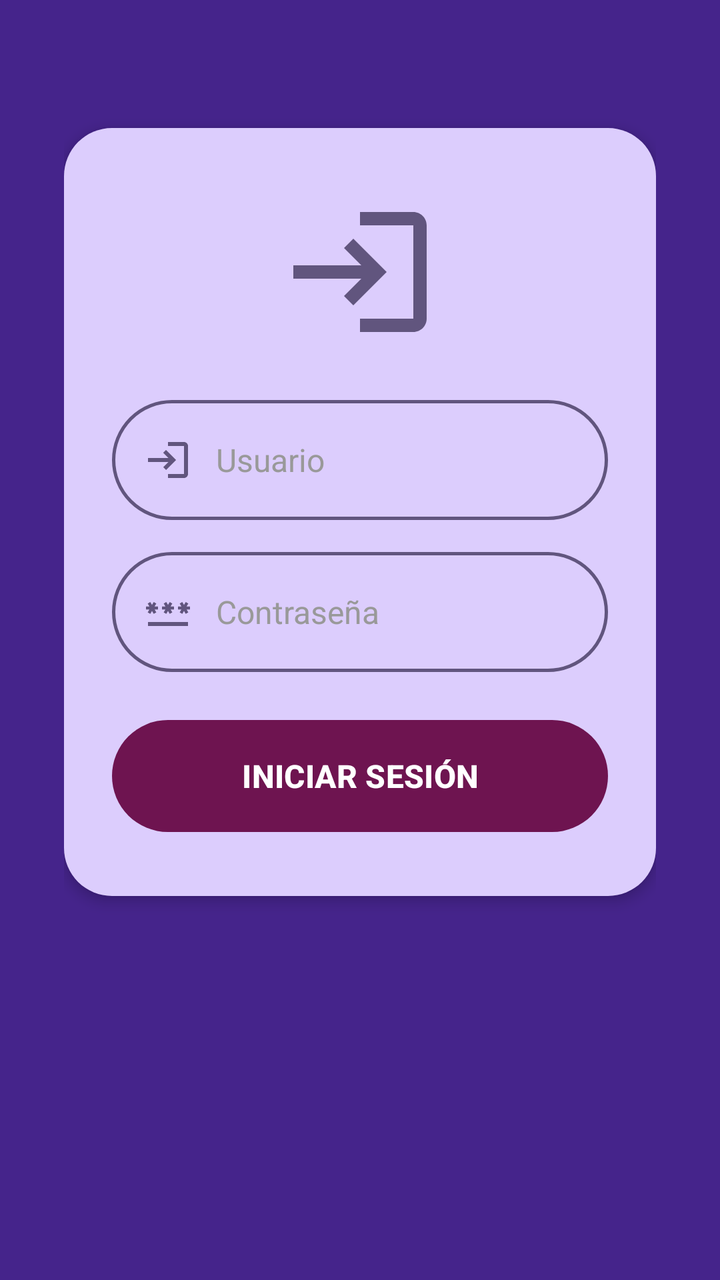
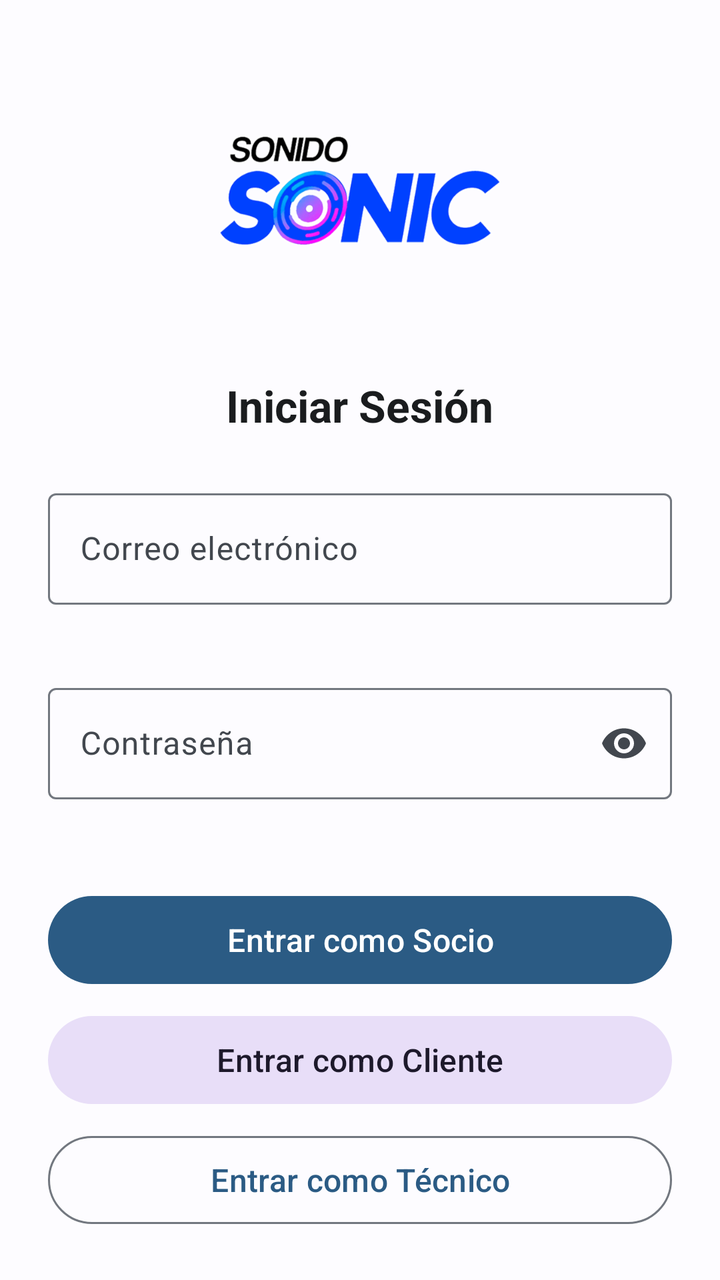

Before-and-after screenshots of an Android layout around one commit, followed by the original layout XML and the change that was made.
<!-- AndroidManifest.xml: application theme Theme.PropuestaSonidoSonic -->
<!-- res/layout/fragment_login.xml -->
<?xml version="1.0" encoding="utf-8"?>
<ScrollView xmlns:android="http://schemas.android.com/apk/res/android"
    xmlns:tools="http://schemas.android.com/tools"
    android:layout_width="match_parent"
    android:layout_height="match_parent"
    xmlns:app="http://schemas.android.com/apk/res-auto"
    android:background="@color/background_login"
    android:fillViewport="true"
    tools:context=".LoginTabFragment">

    <LinearLayout
        android:layout_width="match_parent"
        android:layout_height="wrap_content"
        android:gravity="center_horizontal"
        android:orientation="vertical"
        android:padding="32dp">

        
        <LinearLayout
            android:layout_width="match_parent"
            android:layout_height="wrap_content"
            android:layout_marginTop="32dp"
            android:background="@drawable/bg_card_rounded"
            android:elevation="4dp"
            android:gravity="center_horizontal"
            android:orientation="vertical"
            android:paddingLeft="24dp"
            android:paddingTop="32dp"
            android:paddingRight="24dp"
            android:paddingBottom="32dp">

            
            <ImageView
                android:layout_width="80dp"
                android:layout_height="80dp"
                android:layout_gravity="center_horizontal"
                android:layout_marginBottom="24dp"
                android:contentDescription="Ícono de inicio de sesión"
                android:src="@drawable/baseline_login_24"
                app:tint="@color/field_icon_tint"
                xmlns:app="http://schemas.android.com/apk/res-auto" />

            
            <LinearLayout
                android:layout_width="match_parent"
                android:layout_height="wrap_content"
                android:layout_marginBottom="16dp"
                android:background="@drawable/bg_edittext_rounded"
                android:gravity="center_vertical"
                android:orientation="horizontal"
                android:paddingLeft="16dp"
                android:paddingRight="8dp">

                <ImageView
                    android:layout_width="24dp"
                    android:layout_height="24dp"
                    android:contentDescription="Ícono usuario"
                    android:src="@drawable/baseline_login_24"
                    app:tint="@color/field_icon_tint"
                    xmlns:app="http://schemas.android.com/apk/res-auto" />

                <EditText
                    android:id="@+id/etUsuario"
                    android:layout_width="0dp"
                    android:layout_height="52dp"
                    android:layout_weight="1"
                    android:background="@android:color/transparent"
                    android:hint="@string/hint_usuario"
                    android:importantForAutofill="no"
                    android:inputType="text"
                    android:paddingStart="12dp"
                    android:paddingEnd="12dp"
                    android:textColor="@color/black"
                    android:textColorHint="@color/field_hint"
                    android:textSize="16sp" />
            </LinearLayout>

            
            <LinearLayout
                android:layout_width="match_parent"
                android:layout_height="wrap_content"
                android:layout_marginBottom="24dp"
                android:background="@drawable/bg_edittext_rounded"
                android:gravity="center_vertical"
                android:orientation="horizontal"
                android:paddingLeft="16dp"
                android:paddingRight="8dp">

                <ImageView
                    android:layout_width="24dp"
                    android:layout_height="24dp"
                    android:contentDescription="Ícono contraseña"
                    android:src="@drawable/baseline_password_24"
                    app:tint="@color/field_icon_tint"
                    xmlns:app="http://schemas.android.com/apk/res-auto" />

                <EditText
                    android:id="@+id/etContrasena"
                    android:layout_width="0dp"
                    android:layout_height="52dp"
                    android:layout_weight="1"
                    android:background="@android:color/transparent"
                    android:hint="@string/hint_contrasena"
                    android:importantForAutofill="no"
                    android:inputType="textPassword"
                    android:paddingStart="12dp"
                    android:paddingEnd="12dp"
                    android:textColor="@color/black"
                    android:textColorHint="@color/field_hint"
                    android:textSize="16sp" />
            </LinearLayout>

            
            <Button
                android:id="@+id/btnIniciarSesion"
                android:layout_width="match_parent"
                android:layout_height="56dp"
                android:background="@drawable/bg_button_rounded"
                app:backgroundTint="@color/button_color"
                android:text="@string/btn_iniciar_sesion"
                android:textColor="@color/button_text"
                android:textSize="16sp"
                android:textStyle="bold" />

        </LinearLayout>

    </LinearLayout>

</ScrollView>
<!-- resources referenced by this layout -->
<resources>
  <color name="background_login">#45248b</color>
  <color name="black">#FF000000</color>
  <color name="button_color">#6e1450</color>
  <color name="button_text">#FFFFFFFF</color>
  <color name="field_hint">#FF999999</color>
  <color name="field_icon_tint">#61557e</color>
  <!-- drawable baseline_login_24 (drawable) -->
  <vector xmlns:android="http://schemas.android.com/apk/res/android" android:autoMirrored="true" android:height="24dp" android:tint="#7DD3E8" android:viewportHeight="24" android:viewportWidth="24" android:width="24dp">
        
      <path android:fillColor="#7DD3E8" android:pathData="M11,7L9.6,8.4l2.6,2.6H2v2h10.2l-2.6,2.6L11,17l5,-5L11,7zM20,19h-8v2h8c1.1,0 2,-0.9 2,-2V5c0,-1.1 -0.9,-2 -2,-2h-8v2h8V19z"/>
      
  </vector>
  <!-- drawable baseline_password_24 (drawable) -->
  <vector xmlns:android="http://schemas.android.com/apk/res/android" android:height="24dp" android:tint="#7DD3E8" android:viewportHeight="24" android:viewportWidth="24" android:width="24dp">
        
      <path android:fillColor="#7DD3E8" android:pathData="M2,17h20v2H2V17zM3.15,12.95L4,11.47l0.85,1.48l1.3,-0.75L5.3,10.72H7v-1.5H5.3l0.85,-1.47L4.85,7L4,8.47L3.15,7l-1.3,0.75L2.7,9.22H1v1.5h1.7L1.85,12.2L3.15,12.95zM9.85,12.2l1.3,0.75L12,11.47l0.85,1.48l1.3,-0.75l-0.85,-1.48H15v-1.5h-1.7l0.85,-1.47L12.85,7L12,8.47L11.15,7l-1.3,0.75l0.85,1.47H9v1.5h1.7L9.85,12.2zM23,9.22h-1.7l0.85,-1.47L20.85,7L20,8.47L19.15,7l-1.3,0.75l0.85,1.47H17v1.5h1.7l-0.85,1.48l1.3,0.75L20,11.47l0.85,1.48l1.3,-0.75l-0.85,-1.48H23V9.22z"/>
      
  </vector>
  <!-- drawable bg_button_rounded (drawable) -->
  <?xml version="1.0" encoding="utf-8"?>
  <shape xmlns:android="http://schemas.android.com/apk/res/android"
      android:shape="rectangle">
      <solid android:color="@color/button_color" />
      <corners android:radius="30dp" />
  </shape>
  <!-- drawable bg_card_rounded (drawable) -->
  <?xml version="1.0" encoding="utf-8"?>
  <shape xmlns:android="http://schemas.android.com/apk/res/android"
      android:shape="rectangle">
      <solid android:color="@color/card_background" />
      <corners android:radius="24dp" />
  </shape>
  <!-- drawable bg_edittext_rounded (drawable) -->
  <?xml version="1.0" encoding="utf-8"?>
  <shape xmlns:android="http://schemas.android.com/apk/res/android"
      android:shape="rectangle">
      <solid android:color="@android:color/transparent" />
      <stroke
          android:width="1.5dp"
          android:color="@color/field_stroke" />
      <corners android:radius="30dp" />
      <padding
          android:left="16dp"
          android:top="4dp"
          android:right="16dp"
          android:bottom="4dp" />
  </shape>
  <string name="btn_iniciar_sesion">INICIAR SESIÓN</string>
  <string name="hint_contrasena">Contraseña</string>
  <string name="hint_usuario">Usuario</string>
  <style name="Theme.PropuestaSonidoSonic" parent="Base.Theme.PropuestaSonidoSonic" />
  <color name="card_background">#dccdfd</color>
  <color name="field_stroke">#61557e</color>
  <style name="Base.Theme.PropuestaSonidoSonic" parent="Theme.Material3.DayNight.NoActionBar">
          
          
      </style>
</resources>

<!-- the commit's change to res/layout/fragment_login.xml (unified diff, before → after) -->
@@ -1,129 +1,122 @@
 <?xml version="1.0" encoding="utf-8"?>
-<ScrollView xmlns:android="http://schemas.android.com/apk/res/android"
+<androidx.core.widget.NestedScrollView xmlns:android="http://schemas.android.com/apk/res/android"
+    xmlns:app="http://schemas.android.com/apk/res-auto"
     xmlns:tools="http://schemas.android.com/tools"
     android:layout_width="match_parent"
     android:layout_height="match_parent"
-    xmlns:app="http://schemas.android.com/apk/res-auto"
-    android:background="@color/background_login"
     android:fillViewport="true"
-    tools:context=".LoginTabFragment">
+    android:background="?attr/android:colorBackground">
 
     <LinearLayout
         android:layout_width="match_parent"
         android:layout_height="wrap_content"
         android:gravity="center_horizontal"
         android:orientation="vertical"
-        android:padding="32dp">
+        android:paddingStart="@dimen/spacing_large"
+        android:paddingTop="@dimen/spacing_xlarge"
+        android:paddingEnd="@dimen/spacing_large"
+        android:paddingBottom="@dimen/spacing_xlarge">
 
         
-        <LinearLayout
+        <ImageView
+            android:id="@+id/imgLogo"
+            android:layout_width="@dimen/logo_size"
+            android:layout_height="@dimen/logo_size"
+            android:layout_marginBottom="@dimen/spacing_medium"
+            android:contentDescription="@string/desc_logo"
+            android:src="@drawable/sonidosonic" />
+
+        <TextView
+            android:layout_width="wrap_content"
+            android:layout_height="wrap_content"
+            android:layout_marginBottom="@dimen/spacing_large"
+            android:text="@string/login_titulo"
+            android:textColor="?attr/colorOnSurface"
+            android:textSize="@dimen/text_headline"
+            android:textStyle="bold" />
+
+        
+        <com.google.android.material.textfield.TextInputLayout
+            android:id="@+id/tilCorreo"
             android:layout_width="match_parent"
             android:layout_height="wrap_content"
-            android:layout_marginTop="32dp"
-            android:background="@drawable/bg_card_rounded"
-            android:elevation="4dp"
-            android:gravity="center_horizontal"
-            android:orientation="vertical"
-            android:paddingLeft="24dp"
-            android:paddingTop="32dp"
-            android:paddingRight="24dp"
-            android:paddingBottom="32dp">
+            android:layout_marginBottom="@dimen/spacing_medium"
+            android:hint="@string/hint_correo"
+            app:boxBackgroundMode="outline"
+            app:errorEnabled="true">
 
-            
-            <ImageView
-                android:layout_width="80dp"
-                android:layout_height="80dp"
-                android:layout_gravity="center_horizontal"
-                android:layout_marginBottom="24dp"
-                android:contentDescription="Ícono de inicio de sesión"
-                android:src="@drawable/baseline_login_24"
-                app:tint="@color/field_icon_tint"
-                xmlns:app="http://schemas.android.com/apk/res-auto" />
-
-            
-            <LinearLayout
+            <com.google.android.material.textfield.TextInputEditText
+                android:id="@+id/etCorreo"
                 android:layout_width="match_parent"
                 android:layout_height="wrap_content"
-                android:layout_marginBottom="16dp"
-                android:background="@drawable/bg_edittext_rounded"
-                android:gravity="center_vertical"
-                android:orientation="horizontal"
-                android:paddingLeft="16dp"
-                android:paddingRight="8dp">
+                android:inputType="textEmailAddress"
+                android:minHeight="@dimen/touch_target_min"
+                android:textColor="?attr/colorOnSurface"
+                android:textSize="@dimen/text_body" />
+        </com.google.android.material.textfield.TextInputLayout>
 
-                <ImageView
-                    android:layout_width="24dp"
-                    android:layout_height="24dp"
-                    android:contentDescription="Ícono usuario"
-                    android:src="@drawable/baseline_login_24"
-                    app:tint="@color/field_icon_tint"
-                    xmlns:app="http://schemas.android.com/apk/res-auto" />
+        
+        <com.google.android.material.textfield.TextInputLayout
+            android:id="@+id/tilContrasena"
+            android:layout_width="match_parent"
+            android:layout_height="wrap_content"
+            android:layout_marginBottom="@dimen/spacing_large"
+            android:hint="@string/hint_contrasena"
+            app:boxBackgroundMode="outline"
+            app:endIconMode="password_toggle"
+            app:errorEnabled="true">
 
-                <EditText
-                    android:id="@+id/etUsuario"
-                    android:layout_width="0dp"
-                    android:layout_height="52dp"
-                    android:layout_weight="1"
-                    android:background="@android:color/transparent"
-                    android:hint="@string/hint_usuario"
-                    android:importantForAutofill="no"
-                    android:inputType="text"
-                    android:paddingStart="12dp"
-                    android:paddingEnd="12dp"
-                    android:textColor="@color/black"
-                    android:textColorHint="@color/field_hint"
-                    android:textSize="16sp" />
-            </LinearLayout>
-
-            
-            <LinearLayout
+            <com.google.android.material.textfield.TextInputEditText
+                android:id="@+id/etContrasena"
                 android:layout_width="match_parent"
                 android:layout_height="wrap_content"
-                android:layout_marginBottom="24dp"
-                android:background="@drawable/bg_edittext_rounded"
-                android:gravity="center_vertical"
-                android:orientation="horizontal"
-                android:paddingLeft="16dp"
-                android:paddingRight="8dp">
+                android:inputType="textPassword"
+                android:minHeight="@dimen/touch_target_min"
+                android:textColor="?attr/colorOnSurface"
+                android:textSize="@dimen/text_body" />
+        </com.google.android.material.textfield.TextInputLayout>
 
-                <ImageView
-                    android:layout_width="24dp"
-                    android:layout_height="24dp"
-                    android:contentDescription="Ícono contraseña"
-                    android:src="@drawable/baseline_password_24"
-                    app:tint="@color/field_icon_tint"
-                    xmlns:app="http://schemas.android.com/apk/res-auto" />
+        
+        <com.google.android.material.button.MaterialButton
+            android:id="@+id/btnLoginSocio"
+            android:layout_width="match_parent"
+            android:layout_height="@dimen/button_height"
+            android:layout_marginBottom="@dimen/spacing_small"
+            android:text="@string/btn_login_socio"
+            android:textSize="@dimen/text_body" />
 
-                <EditText
-                    android:id="@+id/etContrasena"
-                    android:layout_width="0dp"
-                    android:layout_height="52dp"
-                    android:layout_weight="1"
-                    android:background="@android:color/transparent"
-                    android:hint="@string/hint_contrasena"
-                    android:importantForAutofill="no"
-                    android:inputType="textPassword"
-                    android:paddingStart="12dp"
-                    android:paddingEnd="12dp"
-                    android:textColor="@color/black"
-                    android:textColorHint="@color/field_hint"
-                    android:textSize="16sp" />
-            </LinearLayout>
+        
+        <com.google.android.material.button.MaterialButton
+            android:id="@+id/btnLoginCliente"
+            style="@style/Widget.Material3.Button.TonalButton"
+            android:layout_width="match_parent"
+            android:layout_height="@dimen/button_height"
+            android:layout_marginBottom="@dimen/spacing_small"
+            android:text="@string/btn_login_cliente"
+            android:textSize="@dimen/text_body" />
 
-            
-            <Button
-                android:id="@+id/btnIniciarSesion"
-                android:layout_width="match_parent"
-                android:layout_height="56dp"
-                android:background="@drawable/bg_button_rounded"
-                app:backgroundTint="@color/button_color"
-                android:text="@string/btn_iniciar_sesion"
-                android:textColor="@color/button_text"
-                android:textSize="16sp"
-                android:textStyle="bold" />
+        
+        <com.google.android.material.button.MaterialButton
+            android:id="@+id/btnLoginTecnico"
+            style="@style/Widget.Material3.Button.OutlinedButton"
+            android:layout_width="match_parent"
+            android:layout_height="@dimen/button_height"
+            android:layout_marginBottom="@dimen/spacing_large"
+            android:text="@string/btn_login_tecnico"
+            android:textSize="@dimen/text_body" />
 
-        </LinearLayout>
+        
+        <TextView
+            android:id="@+id/tvIrARegistro"
+            android:layout_width="wrap_content"
+            android:layout_height="wrap_content"
+            android:minHeight="@dimen/touch_target_min"
+            android:gravity="center"
+            android:padding="@dimen/spacing_small"
+            android:text="@string/link_ir_a_registro"
+            android:textColor="?attr/colorPrimary"
+            android:textSize="@dimen/text_body" />
 
     </LinearLayout>
 
-</ScrollView>
+</androidx.core.widget.NestedScrollView>
<!-- resource entries referenced after the edit -->
@@ -1,61 +1,51 @@
 <!-- resources referenced by this layout -->
 <resources>
-  <color name="background_login">#45248b</color>
-  <color name="black">#FF000000</color>
-  <color name="button_color">#6e1450</color>
-  <color name="button_text">#FFFFFFFF</color>
-  <color name="field_hint">#FF999999</color>
-  <color name="field_icon_tint">#61557e</color>
-  <!-- drawable baseline_login_24 (drawable) -->
-  <vector xmlns:android="http://schemas.android.com/apk/res/android" android:autoMirrored="true" android:height="24dp" android:tint="#7DD3E8" android:viewportHeight="24" android:viewportWidth="24" android:width="24dp">
-        
-      <path android:fillColor="#7DD3E8" android:pathData="M11,7L9.6,8.4l2.6,2.6H2v2h10.2l-2.6,2.6L11,17l5,-5L11,7zM20,19h-8v2h8c1.1,0 2,-0.9 2,-2V5c0,-1.1 -0.9,-2 -2,-2h-8v2h8V19z"/>
-      
-  </vector>
-  <!-- drawable baseline_password_24 (drawable) -->
-  <vector xmlns:android="http://schemas.android.com/apk/res/android" android:height="24dp" android:tint="#7DD3E8" android:viewportHeight="24" android:viewportWidth="24" android:width="24dp">
-        
-      <path android:fillColor="#7DD3E8" android:pathData="M2,17h20v2H2V17zM3.15,12.95L4,11.47l0.85,1.48l1.3,-0.75L5.3,10.72H7v-1.5H5.3l0.85,-1.47L4.85,7L4,8.47L3.15,7l-1.3,0.75L2.7,9.22H1v1.5h1.7L1.85,12.2L3.15,12.95zM9.85,12.2l1.3,0.75L12,11.47l0.85,1.48l1.3,-0.75l-0.85,-1.48H15v-1.5h-1.7l0.85,-1.47L12.85,7L12,8.47L11.15,7l-1.3,0.75l0.85,1.47H9v1.5h1.7L9.85,12.2zM23,9.22h-1.7l0.85,-1.47L20.85,7L20,8.47L19.15,7l-1.3,0.75l0.85,1.47H17v1.5h1.7l-0.85,1.48l1.3,0.75L20,11.47l0.85,1.48l1.3,-0.75l-0.85,-1.48H23V9.22z"/>
-      
-  </vector>
-  <!-- drawable bg_button_rounded (drawable) -->
-  <?xml version="1.0" encoding="utf-8"?>
-  <shape xmlns:android="http://schemas.android.com/apk/res/android"
-      android:shape="rectangle">
-      <solid android:color="@color/button_color" />
-      <corners android:radius="30dp" />
-  </shape>
-  <!-- drawable bg_card_rounded (drawable) -->
-  <?xml version="1.0" encoding="utf-8"?>
-  <shape xmlns:android="http://schemas.android.com/apk/res/android"
-      android:shape="rectangle">
-      <solid android:color="@color/card_background" />
-      <corners android:radius="24dp" />
-  </shape>
-  <!-- drawable bg_edittext_rounded (drawable) -->
-  <?xml version="1.0" encoding="utf-8"?>
-  <shape xmlns:android="http://schemas.android.com/apk/res/android"
-      android:shape="rectangle">
-      <solid android:color="@android:color/transparent" />
-      <stroke
-          android:width="1.5dp"
-          android:color="@color/field_stroke" />
-      <corners android:radius="30dp" />
-      <padding
-          android:left="16dp"
-          android:top="4dp"
-          android:right="16dp"
-          android:bottom="4dp" />
-  </shape>
-  <string name="btn_iniciar_sesion">INICIAR SESIÓN</string>
+  <dimen name="button_height">52dp</dimen>
+  <dimen name="logo_size">140dp</dimen>
+  <dimen name="spacing_large">24dp</dimen>
+  <dimen name="spacing_medium">16dp</dimen>
+  <dimen name="spacing_small">8dp</dimen>
+  <dimen name="spacing_xlarge">32dp</dimen>
+  <dimen name="text_body">16sp</dimen>
+  <dimen name="text_headline">22sp</dimen>
+  <dimen name="touch_target_min">48dp</dimen>
+  <!-- drawable sonidosonic: png bitmap (drawable, 89997 bytes) -->
+  <string name="btn_login_cliente">Entrar como Cliente</string>
+  <string name="btn_login_socio">Entrar como Socio</string>
+  <string name="btn_login_tecnico">Entrar como Técnico</string>
+  <string name="desc_logo">Logotipo de Sonido Sonic</string>
   <string name="hint_contrasena">Contraseña</string>
-  <string name="hint_usuario">Usuario</string>
+  <string name="hint_correo">Correo electrónico</string>
+  <string name="link_ir_a_registro">¿No tienes cuenta? Regístrate aquí</string>
+  <string name="login_titulo">Iniciar Sesión</string>
   <style name="Theme.PropuestaSonidoSonic" parent="Base.Theme.PropuestaSonidoSonic" />
-  <color name="card_background">#dccdfd</color>
-  <color name="field_stroke">#61557e</color>
   <style name="Base.Theme.PropuestaSonidoSonic" parent="Theme.Material3.DayNight.NoActionBar">
-          
-          
+          <item name="colorPrimary">@color/md_theme_light_primary</item>
+          <item name="colorOnPrimary">@color/md_theme_light_onPrimary</item>
+          <item name="colorPrimaryContainer">@color/md_theme_light_primaryContainer</item>
+          <item name="colorOnPrimaryContainer">@color/md_theme_light_onPrimaryContainer</item>
+          <item name="colorSecondary">@color/md_theme_light_secondary</item>
+          <item name="colorOnSecondary">@color/md_theme_light_onSecondary</item>
+          <item name="colorSurface">@color/md_theme_light_surface</item>
+          <item name="colorOnSurface">@color/md_theme_light_onSurface</item>
+          <item name="colorSurfaceVariant">@color/md_theme_light_surfaceVariant</item>
+          <item name="colorOnSurfaceVariant">@color/md_theme_light_onSurfaceVariant</item>
+          <item name="colorOutline">@color/md_theme_light_outline</item>
+          <item name="android:colorBackground">@color/md_theme_light_background</item>
+          <item name="colorOnBackground">@color/md_theme_light_onBackground</item>
       </style>
+  <color name="md_theme_light_primary">#2B5B84</color>
+  <color name="md_theme_light_onPrimary">#FFFFFF</color>
+  <color name="md_theme_light_primaryContainer">#CCE5FF</color>
+  <color name="md_theme_light_onPrimaryContainer">#001D33</color>
+  <color name="md_theme_light_secondary">#52606F</color>
+  <color name="md_theme_light_onSecondary">#FFFFFF</color>
+  <color name="md_theme_light_surface">#FDFCFF</color>
+  <color name="md_theme_light_onSurface">#1A1C1E</color>
+  <color name="md_theme_light_surfaceVariant">#DEE3EB</color>
+  <color name="md_theme_light_onSurfaceVariant">#42474E</color>
+  <color name="md_theme_light_outline">#72777F</color>
+  <color name="md_theme_light_background">#FDFCFF</color>
+  <color name="md_theme_light_onBackground">#1A1C1E</color>
 </resources>
 
